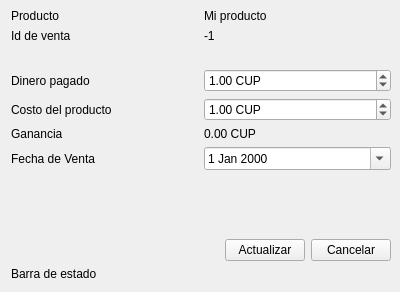
R0land013/blue-pos, file view/ui/edit_sale_form.ui: the form before one commit.
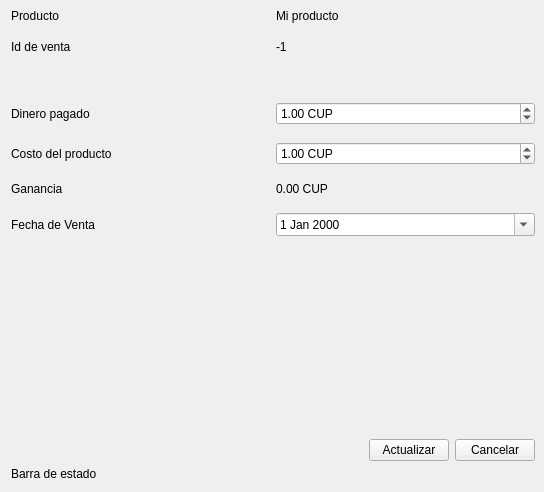
The form after the commit.

What changed in the file:
```diff
--- a/view/ui/edit_sale_form.ui
+++ b/view/ui/edit_sale_form.ui
@@ -6,8 +6,8 @@
    <rect>
     <x>0</x>
     <y>0</y>
-    <width>400</width>
-    <height>292</height>
+    <width>544</width>
+    <height>492</height>
    </rect>
   </property>
   <property name="windowTitle">
@@ -53,6 +53,9 @@
          <property name="leftMargin">
           <number>0</number>
          </property>
+         <property name="verticalSpacing">
+          <number>17</number>
+         </property>
          <item row="6" column="0">
           <widget class="QLabel" name="label_5">
            <property name="text">
```
